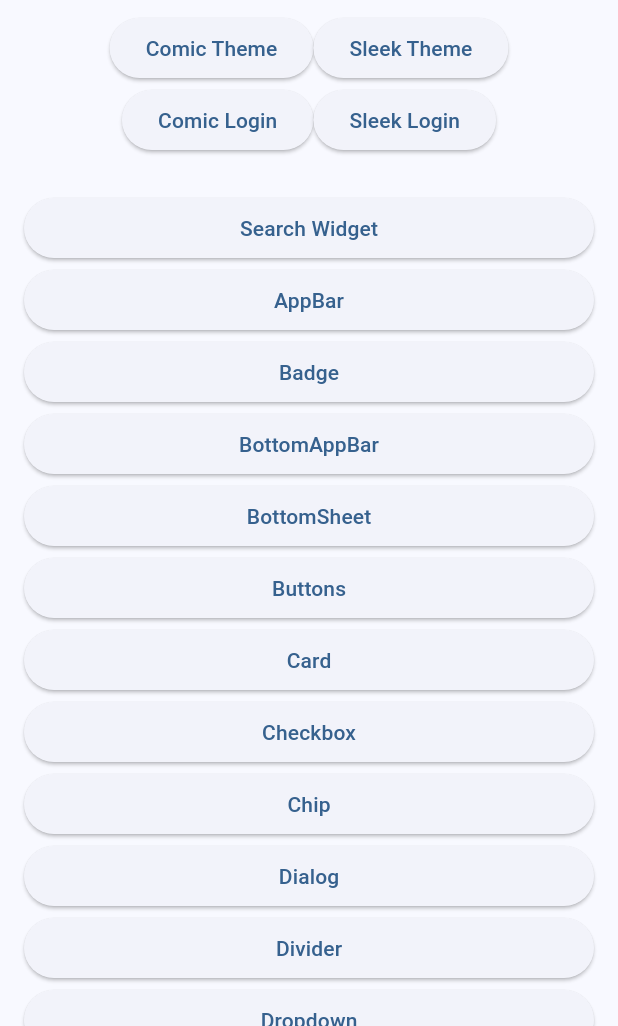
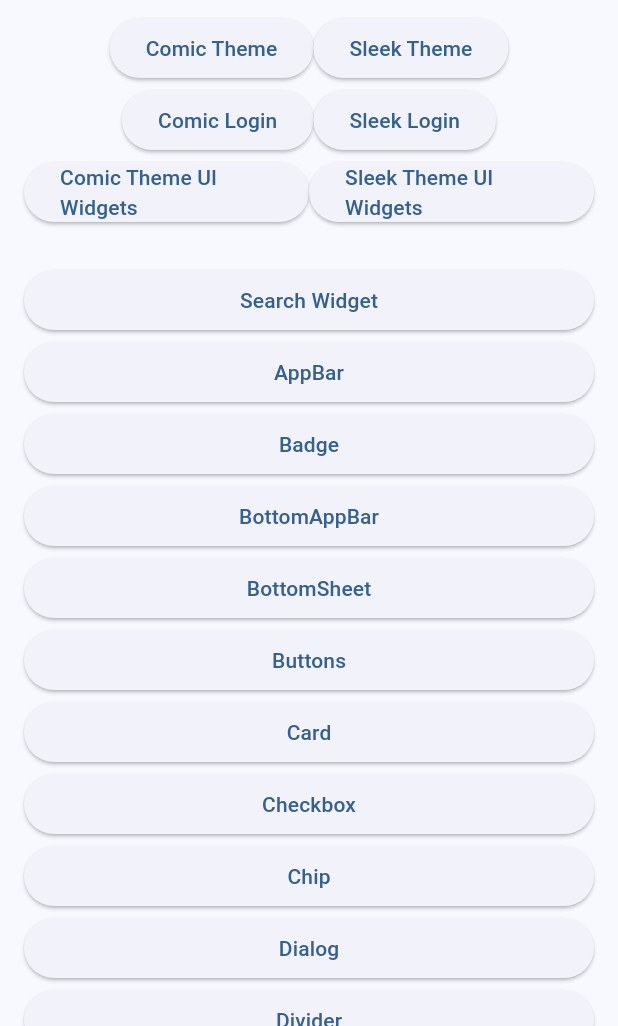
Before and after one commit to thruthesky/easy_design_system_backup_2024_09_24, a Flutter app: the screen it shows after launch, on a phone screen of 412 x 824 dp, the part 210-1236 px from its top. Run offline on Flutter 3.47's test engine with Material 3 defaults, Android fonts, the phone set to English and light mode, and no system bars; our stand-ins replace cached_network_image, rxdart, smooth_page_indicator; missing offline and left inert: loop_page_view, markdown_widget, social_kit.

Commit message:
adding widgets screen

```diff
--- a/example/lib/main.dart
+++ b/example/lib/main.dart
@@ -37,6 +37,8 @@ import 'package:example/screens/tab_bar/tab_bar.screen.dart';
 import 'package:example/screens/text_field/text_field.screen.dart';
 import 'package:example/screens/text_form_field/text_form_field.screen.dart';
 import 'package:example/screens/toggle_button/toggle_button.dart';
+import 'package:example/screens/ui_widgets/comic_theme.screen.dart';
+import 'package:example/screens/ui_widgets/sleek_theme.screen.dart';
 import 'package:flutter/material.dart';
 import 'package:flutter/scheduler.dart';
 import 'package:markdown_widget/widget/all.dart';
@@ -140,6 +142,23 @@ class _MyHomePageState extends State<MyHomePage> {
               ),
             ],
           ),
+          Row(
+            mainAxisAlignment: MainAxisAlignment.center,
+            children: [
+              Flexible(
+                child: pushScreen(
+                  'Comic Theme UI Widgets',
+                  const ComicThemeUiWidgetsScreen(),
+                ),
+              ),
+              Flexible(
+                child: pushScreen(
+                  'Sleek Theme UI Widgets',
+                  const SleekThemeUiWidgetsScreen(),
+                ),
+              ),
+            ],
+          ),
 
           const SizedBox(height: 24),
           pushScreen('Search Widget', const SearchScreen()),
```
Also changed, not shown: example/lib/screens/ui_widgets/comic_theme.screen.dart (added, +35 -0 lines), example/lib/screens/ui_widgets/sleek_theme.screen.dart (added, +26 -0 lines).
